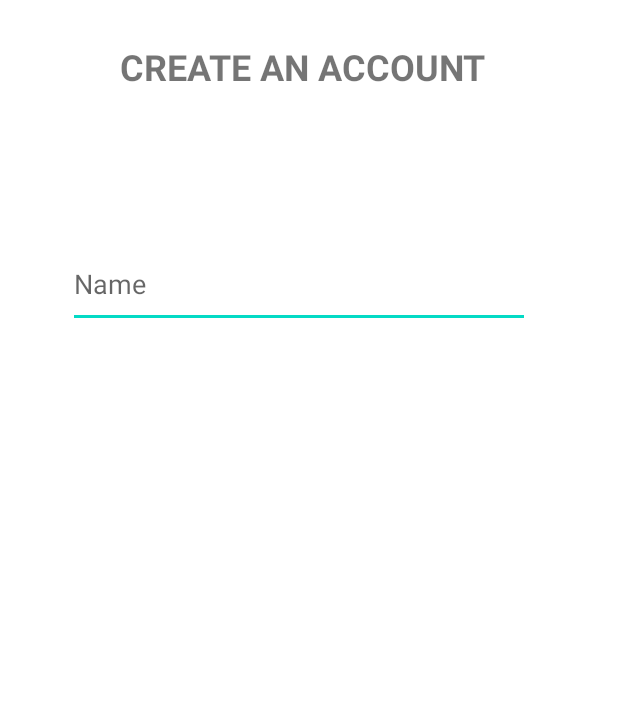
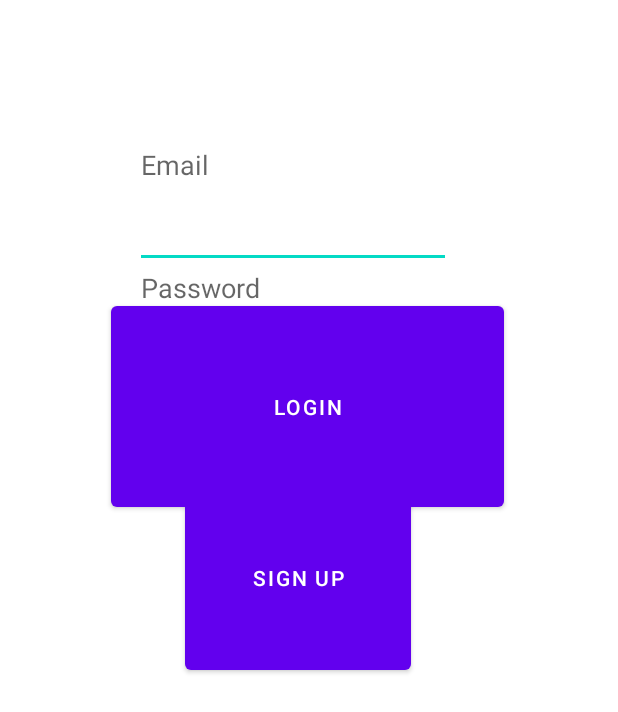
Before and after one commit to bigbrain2000/Naturalis, an Android app: the layout activity_login.xml on its own in the app's theme, with its tools: preview values and no code run, on a phone screen of 412 x 824 dp. Shown: the top 712 px of the screen. Run offline under Robolectric (Android 15) with nearby library versions, the phone set to English and light mode, and no system bars.

Commit message:
Login
Gucci

```diff
--- a/app/src/main/res/layout/activity_login.xml
+++ b/app/src/main/res/layout/activity_login.xml
@@ -1,43 +1,69 @@
 <?xml version="1.0" encoding="utf-8"?>
-<androidx.constraintlayout.widget.ConstraintLayout xmlns:android="http://schemas.android.com/apk/res/android"
-    xmlns:app="http://schemas.android.com/apk/res-auto"
+<RelativeLayout xmlns:android="http://schemas.android.com/apk/res/android"
     xmlns:tools="http://schemas.android.com/tools"
     android:layout_width="match_parent"
     android:layout_height="match_parent"
-    tools:context=".Register">
+    tools:context=".Login">
 
-    <TextView
-        android:id="@+id/textView2"
-        android:layout_width="251dp"
-        android:layout_height="65dp"
-        android:text="Create an account"
-        android:textAlignment="textStart"
-        android:textAllCaps="true"
-        android:textSize="24sp"
-        android:textStyle="bold"
-        app:layout_constraintBottom_toBottomOf="parent"
-        app:layout_constraintEnd_toEndOf="parent"
-        app:layout_constraintHorizontal_bias="0.498"
-        app:layout_constraintStart_toStartOf="parent"
-        app:layout_constraintTop_toTopOf="parent"
-        app:layout_constraintVertical_bias="0.037" />
+    <Button
+        android:id="@+id/registerButton"
+        android:layout_width="150dp"
+        android:layout_height="43dp"
+        android:layout_alignParentStart="true"
+        android:layout_alignParentTop="true"
+        android:layout_alignParentEnd="true"
+        android:layout_alignParentBottom="true"
+        android:layout_marginStart="123dp"
+        android:layout_marginTop="317dp"
+        android:layout_marginEnd="138dp"
+        android:layout_marginBottom="371dp"
+        android:ems="12"
+        android:text="Sign up" />
+
+    <Button
+        android:id="@+id/loginButton"
+        android:layout_width="261dp"
+        android:layout_height="53dp"
+        android:layout_alignParentStart="true"
+        android:layout_alignParentTop="true"
+        android:layout_alignParentEnd="true"
+        android:layout_alignParentBottom="true"
+        android:layout_marginStart="74dp"
+        android:layout_marginTop="198dp"
+        android:layout_marginEnd="76dp"
+        android:layout_marginBottom="480dp"
+        android:text="Login" />
 
     <EditText
-        android:id="@+id/name"
-        android:layout_width="308dp"
-        android:layout_height="58dp"
+        android:id="@+id/email"
+        android:layout_width="wrap_content"
+        android:layout_height="wrap_content"
+        android:layout_alignParentStart="true"
+        android:layout_alignParentTop="true"
+        android:layout_alignParentEnd="true"
+        android:layout_alignParentBottom="true"
+        android:layout_marginStart="90dp"
+        android:layout_marginTop="41dp"
+        android:layout_marginEnd="111dp"
+        android:layout_marginBottom="645dp"
         android:ems="10"
-        android:hint="Name"
-        android:importantForAutofill="no"
-        android:inputType="text"
-        android:minHeight="48dp"
-        android:textAlignment="textStart"
-        android:textDirection="ltr"
-        android:visibility="visible"
-        app:layout_constraintBottom_toBottomOf="parent"
-        app:layout_constraintEnd_toEndOf="parent"
-        app:layout_constraintHorizontal_bias="0.439"
-        app:layout_constraintStart_toStartOf="parent"
-        app:layout_constraintTop_toTopOf="parent"
-        app:layout_constraintVertical_bias="0.21" />
-</androidx.constraintlayout.widget.ConstraintLayout>
+        android:hint="Email"
+        android:inputType="textPersonName" />
+
+    <EditText
+        android:id="@+id/password"
+        android:layout_width="wrap_content"
+        android:layout_height="wrap_content"
+        android:layout_alignParentStart="true"
+        android:layout_alignParentTop="true"
+        android:layout_alignParentEnd="true"
+        android:layout_alignParentBottom="true"
+        android:layout_marginStart="90dp"
+        android:layout_marginTop="123dp"
+        android:layout_marginEnd="111dp"
+        android:layout_marginBottom="563dp"
+        android:ems="10"
+        android:hint="Password"
+        android:inputType="textPassword" />
+
+</RelativeLayout>
```
Also changed, not shown: app/src/main/AndroidManifest.xml (+14 -0 lines), app/src/main/java/com/chs/naturalis/HomePageAdmin.java (added, +14 -0 lines), app/src/main/java/com/chs/naturalis/HomePageClient.java (added, +14 -0 lines), app/src/main/java/com/chs/naturalis/Login.java (+164 -17 lines), app/src/main/java/com/chs/naturalis/Register.java (+18 -13 lines), app/src/main/res/layout/activity_home_page_admin.xml (added, +33 -0 lines), app/src/main/res/layout/activity_home_page_client.xml (added, +17 -0 lines), app/src/main/res/layout/activity_register.xml (+4 -3 lines).
